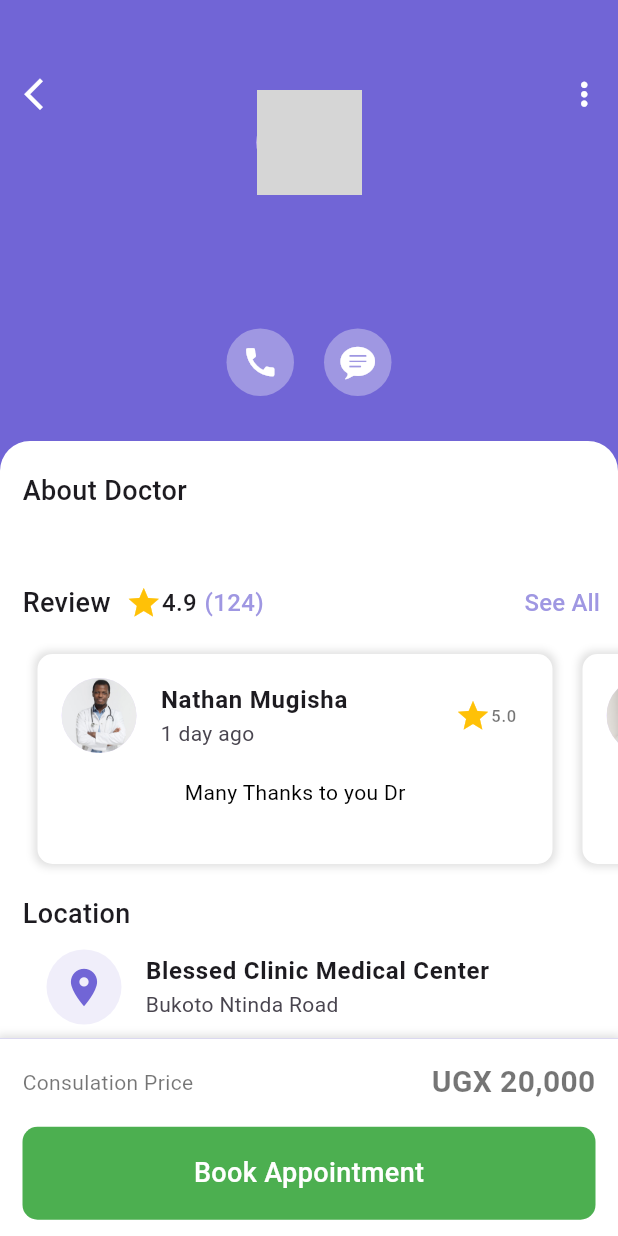
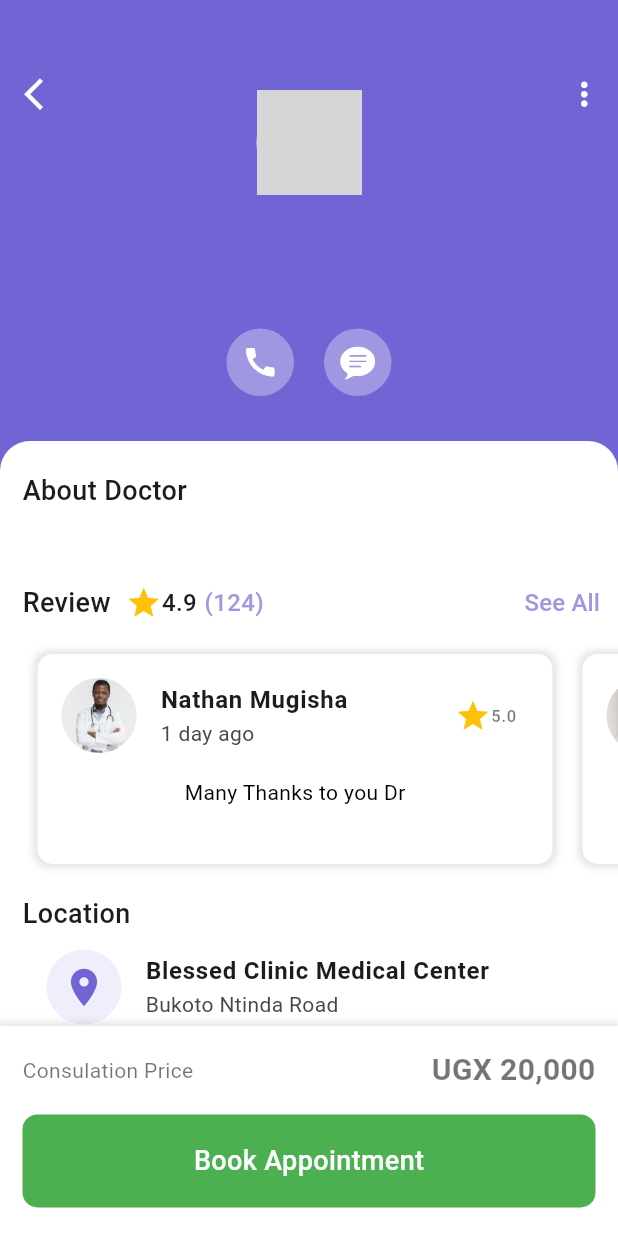
Before and after one commit to derricktab/TeleMed-App, a Flutter app: the AppointmentScreen screen opened directly with empty values, on a phone screen of 412 x 824 dp. Run offline on Flutter 3.47's test engine with Material 3 defaults, Android fonts, the phone set to English and light mode, and no system bars; our stand-ins replace animate_do, firebase_auth, firebase_core, firebase_messaging, flutter_local_notifications, fluttertoast and 4 more; missing offline and left inert: custom_clippers; accounts and stored records are empty; grey boxes are pictures that could not be loaded.

Commit message:
fixed pixel alignment

```diff
--- a/lib/screens/Login_screen.dart
+++ b/lib/screens/Login_screen.dart
@@ -73,10 +73,6 @@ class LoginScreen extends StatelessWidget {
                               TextSpan(
                                 text: 'Adviser',
                                 style: TextStyle(color: Colors.black, fontSize: 30),
-                              ),
-                              TextSpan(
-                                text: ' App',
-                                style: TextStyle(color: Color(0xffe46b10), fontSize: 30),
                               ),
                             ],
                           ),
--- a/lib/screens/appointment_screen.dart
+++ b/lib/screens/appointment_screen.dart
@@ -324,7 +324,7 @@ class AppointmentScreen extends StatelessWidget {
       ),
       bottomNavigationBar: Container(
         padding: const EdgeInsets.all(15),
-        height: height * 0.16,
+        height: height * 0.17,
         decoration: const BoxDecoration(color: Colors.white, boxShadow: [BoxShadow(color: Colors.black12, blurRadius: 4, spreadRadius: 2)]),
         child: Column(
           children: [
```
